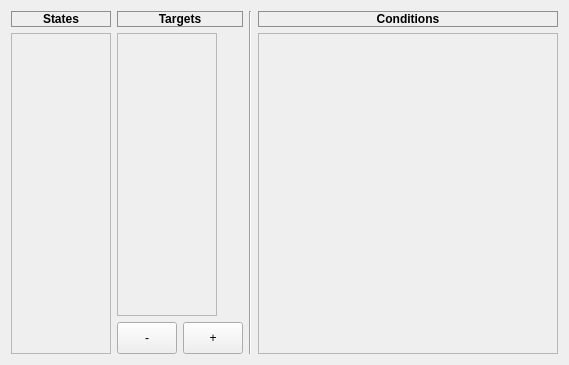
This is ConfigWindow/tab_logic.ui in Skwara/CA_Suite as Qt 5 draws it before an edit. The edited form follows.
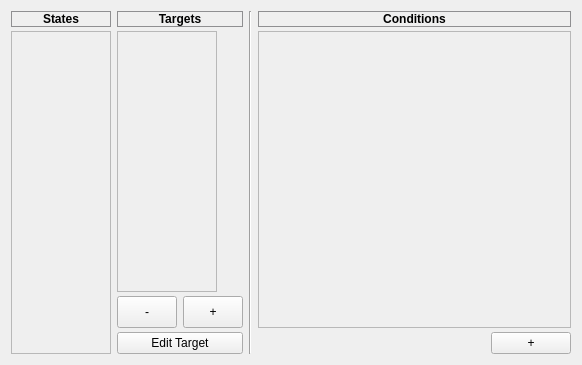
This is the edited form.

What changed in the file:
```diff
--- a/ConfigWindow/tab_logic.ui
+++ b/ConfigWindow/tab_logic.ui
@@ -6,7 +6,7 @@
    <rect>
     <x>0</x>
     <y>0</y>
-    <width>568</width>
+    <width>582</width>
     <height>365</height>
    </rect>
   </property>
@@ -14,10 +14,16 @@
    <string>Form</string>
   </property>
   <layout class="QGridLayout" name="gridLayout_3">
+   <property name="horizontalSpacing">
+    <number>-1</number>
+   </property>
    <item row="0" column="0">
-    <layout class="QGridLayout" name="gridLayout">
+    <layout class="QGridLayout" name="layout_statesTargets">
+     <property name="horizontalSpacing">
+      <number>-1</number>
+     </property>
      <property name="verticalSpacing">
-      <number>6</number>
+      <number>4</number>
      </property>
      <item row="0" column="1" colspan="2">
       <widget class="QLabel" name="label_2">
@@ -80,7 +86,7 @@
           <x>0</x>
           <y>0</y>
           <width>98</width>
-          <height>280</height>
+          <height>260</height>
          </rect>
         </property>
        </widget>
@@ -108,8 +114,15 @@
        </property>
       </widget>
      </item>
-     <item row="1" column="0" rowspan="2">
-      <widget class="QScrollArea" name="scrollArea_logic_states">
+     <item row="3" column="1" colspan="2">
+      <widget class="QPushButton" name="button_editTarget">
+       <property name="text">
+        <string>Edit Target</string>
+       </property>
+      </widget>
+     </item>
+     <item row="1" column="0" rowspan="3">
+      <widget class="QScrollArea" name="scrollArea_states">
        <property name="sizePolicy">
         <sizepolicy hsizetype="Fixed" vsizetype="Expanding">
          <horstretch>0</horstretch>
@@ -131,7 +144,7 @@
           <x>0</x>
           <y>0</y>
           <width>98</width>
-          <height>306</height>
+          <height>308</height>
          </rect>
         </property>
        </widget>
@@ -166,7 +179,10 @@
     </widget>
    </item>
    <item row="0" column="2">
-    <layout class="QGridLayout" name="gridLayout_2">
+    <layout class="QGridLayout" name="layout_conditions">
+     <property name="verticalSpacing">
+      <number>4</number>
+     </property>
      <item row="0" column="0">
       <widget class="QLabel" name="label_conditions">
        <property name="font">
@@ -215,12 +231,19 @@
           <x>0</x>
           <y>0</y>
           <width>298</width>
-          <height>311</height>
+          <height>284</height>
          </rect>
         </property>
        </widget>
       </widget>
      </item>
+     <item row="2" column="0" alignment="Qt::AlignRight">
+      <widget class="QPushButton" name="button_addCondition">
+       <property name="text">
+        <string>+</string>
+       </property>
+      </widget>
+     </item>
     </layout>
    </item>
   </layout>
```
Left out of the diff: 44 changed lines with no effect on the pictures.
